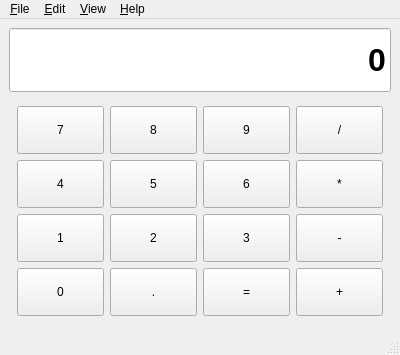
Before: the Qt Designer form forms/mainwindow.ui in VixenWorksAI/test-repo, drawn with Qt 5.
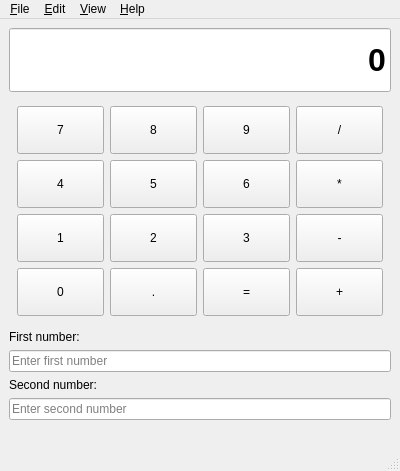
After: the same form once the commit is applied.

Patch:
```diff
--- a/forms/mainwindow.ui
+++ b/forms/mainwindow.ui
@@ -402,6 +402,41 @@
       </layout>
      </widget>
     </item>
+    <item>
+     <widget class="QLabel" name="firstOperandLabel">
+      <property name="text">
+       <string>First number:</string>
+      </property>
+     </widget>
+    </item>
+    <item>
+     <widget class="QLineEdit" name="firstOperandInput">
+      <property name="placeholderText">
+       <string>Enter first number</string>
+      </property>
+     </widget>
+    </item>
+    <item>
+     <widget class="QLabel" name="secondOperandLabel">
+      <property name="text">
+       <string>Second number:</string>
+      </property>
+     </widget>
+    </item>
+    <item>
+     <widget class="QLineEdit" name="secondOperandInput">
+      <property name="placeholderText">
+       <string>Enter second number</string>
+      </property>
+     </widget>
+    </item>
+    <item>
+     <widget class="QLabel" name="statusLabel">
+      <property name="text">
+       <string></string>
+      </property>
+     </widget>
+    </item>
    </layout>
   </widget>
   <widget class="QMenuBar" name="menubar">
```
